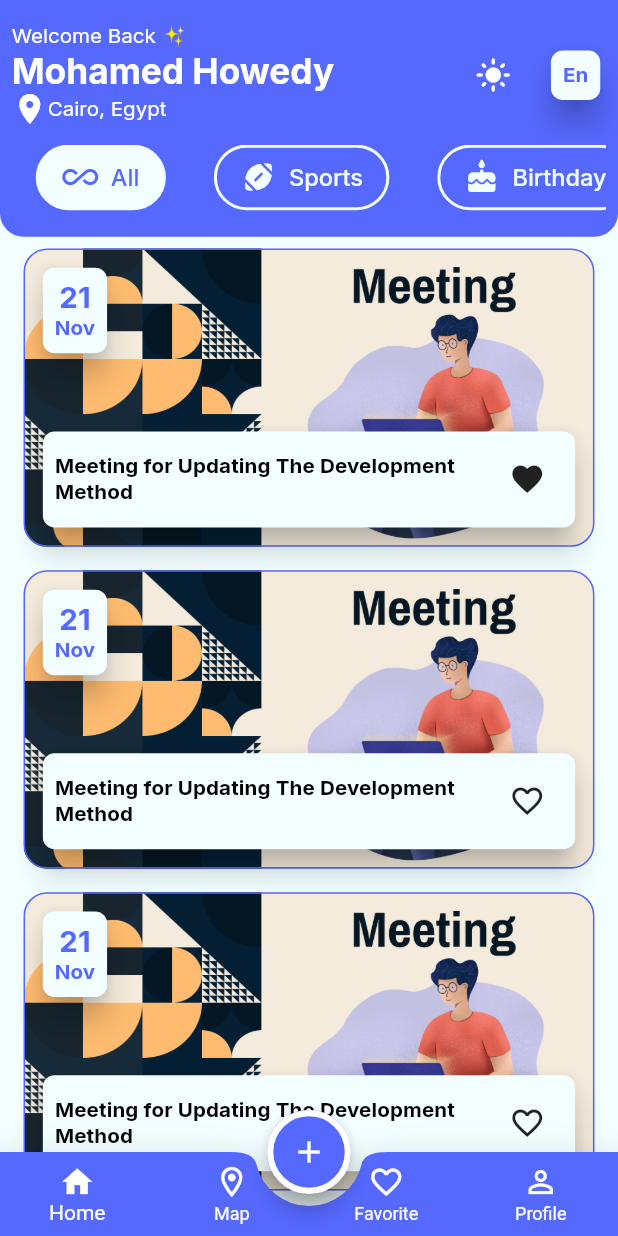
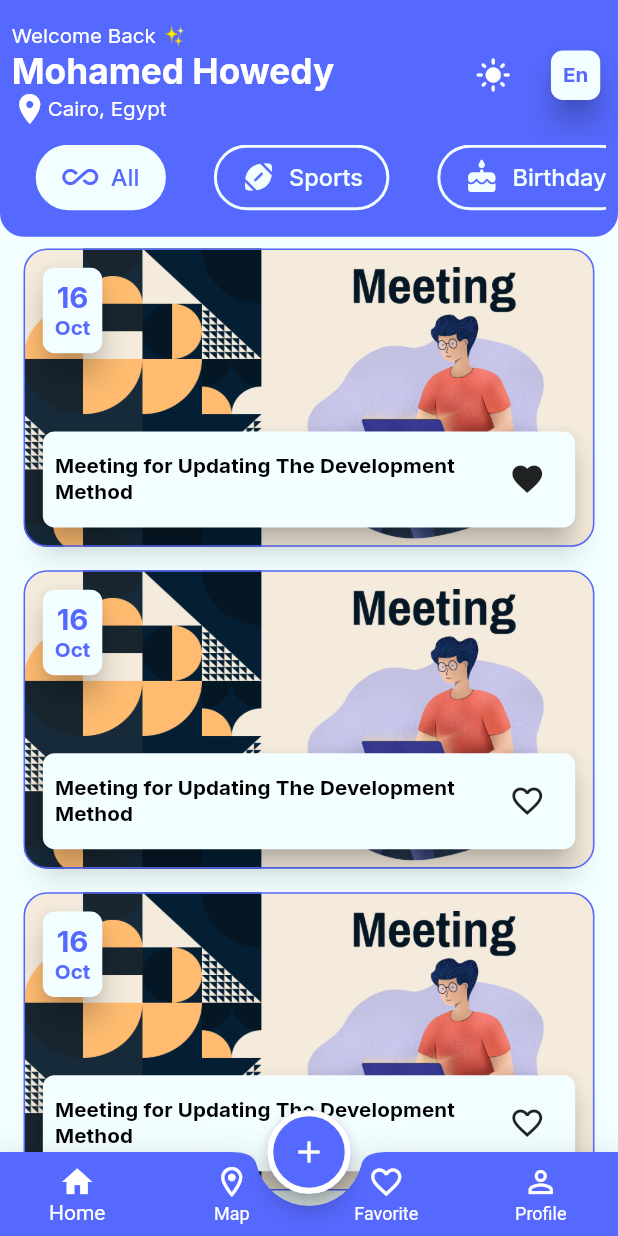
Before and after one commit to howedyy/Event_app, a Flutter app: the screen it shows after launch, after a tap on the "favorite outline" icon, on a phone screen of 412 x 824 dp. Run offline on Flutter 3.47's test engine with Material 3 defaults, Android fonts, the phone set to English and light mode, and no system bars; our stand-ins replace flutter_screenutil, flutter_svg, google_fonts.

Commit message:
handle date time using extensions

```diff
--- /dev/null
+++ b/lib/core/extensions/date_ext.dart
@@ -0,0 +1,11 @@
+import 'package:intl/intl.dart';
+
+extension DateExtension on DateTime {
+  String get viewMonthName{
+     return DateFormat("MMM").format(this);
+  }
+
+  String get viewDayNumber{
+    return day.toString();
+  }
+}
--- a/lib/core/widgets/event_item.dart
+++ b/lib/core/widgets/event_item.dart
@@ -1,8 +1,10 @@
+import 'package:event_app/core/extensions/date_ext.dart';
 import 'package:event_app/core/resources/colors_manager.dart';
 import 'package:event_app/models/event_model.dart';
 import 'package:flutter/material.dart';
 import 'package:flutter_screenutil/flutter_screenutil.dart';
 import 'package:google_fonts/google_fonts.dart';
+import 'package:intl/intl.dart';
 
 class EventItem extends StatefulWidget {
   const EventItem({super.key, required  this.event});
@@ -13,7 +15,7 @@ final EventModel event;
 }
 
 class _EventItemState extends State<EventItem> {
-
+  //List<String> months = ["Jan","Feb","Mar","Apr","May","Jun","jul","Aug","Sep","Oct","Nov","Dec"];
   bool favorite = false;
   @override
   Widget build(BuildContext context) {
@@ -40,14 +42,14 @@ class _EventItemState extends State<EventItem> {
                 crossAxisAlignment: CrossAxisAlignment.center,
                 mainAxisAlignment: MainAxisAlignment.center,
                 children: [
-                  Text("21",
+                  Text(widget.event.dateTime.viewDayNumber,
                     style: GoogleFonts.inter(
                         fontSize: 20.sp,
                         fontWeight: FontWeight.bold,
                         color: ColorsManager.blue
                     ),
                   ),
-                  Text("Nov",
+                  Text( widget.event.dateTime.viewMonthName,
                     style: GoogleFonts.inter(
                         fontSize: 14.sp,
                         fontWeight: FontWeight.bold,
@@ -84,4 +86,5 @@ class _EventItemState extends State<EventItem> {
       ),
     );
   }
+
 }
--- a/pubspec.yaml
+++ b/pubspec.yaml
@@ -37,6 +37,7 @@ dependencies:
   flutter_screenutil: ^5.9.3
   google_fonts: ^6.3.2
   flutter_svg: ^2.2.1
+  intl: ^0.20.2
 
 dev_dependencies:
   flutter_test:
```
Also changed, not shown: pubspec.lock.
